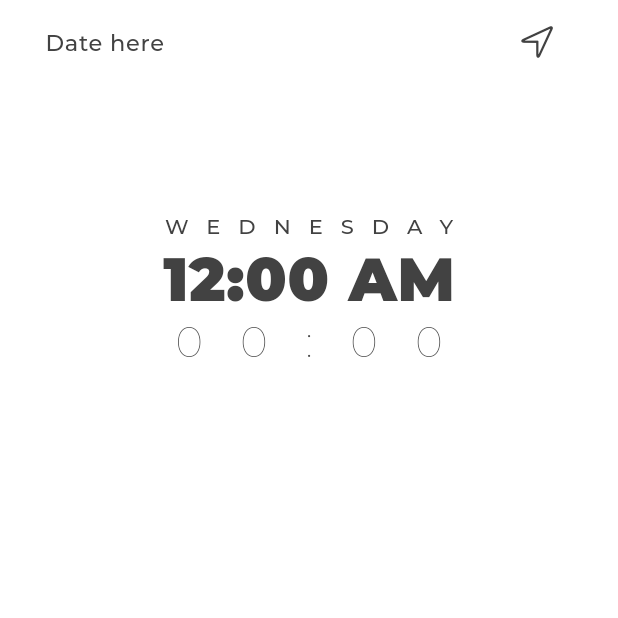
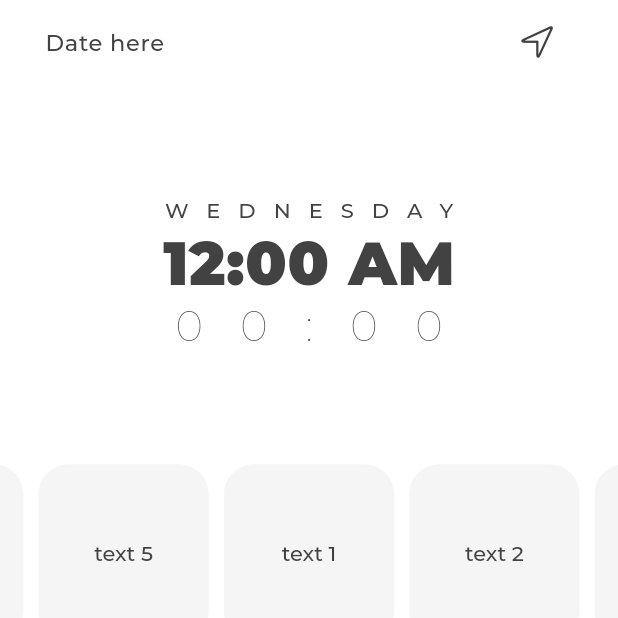
Before and after one commit to hyoaru/world-time, a Flutter app: the screen it shows after launch, on a phone screen of 412 x 824 dp, the top half of it. Run offline on Flutter 3.47's test engine with Material 2 defaults, Android fonts, the phone set to English and light mode, and no system bars; drawn by our look-alikes of carousel_slider; project files that could hold a hidden picture were left out.

Commit message:
added carousel

```diff
--- a/lib/pages/HomeScreen.dart
+++ b/lib/pages/HomeScreen.dart
@@ -3,6 +3,7 @@ import 'package:flutter/material.dart';
 import 'package:flutter/services.dart';
 import 'package:worldtime/res/ColorsUsed.dart';
 import 'package:worldtime/res/TextStyles.dart';
+import 'package:carousel_slider/carousel_slider.dart';
 
 class HomeScreen extends StatelessWidget {
   const HomeScreen({Key? key}) : super(key: key);
@@ -13,7 +14,7 @@ class HomeScreen extends StatelessWidget {
       appBar: AppBar(
         // backgroundColor: ColorsUsed.primary,
         backgroundColor: Colors.white,
-        // brightness: Brightness.light,
+        // brightness: Brightness.dark,
         elevation: 0,
         title: Text(
           'Date here',
@@ -43,7 +44,7 @@ class HomeScreen extends StatelessWidget {
               Container(
                 alignment: Alignment.center,
                 // color: Colors.yellow,
-                height: MediaQuery.of(context).size.height / 3,
+                height: MediaQuery.of(context).size.height / 3.25,
                 width: MediaQuery.of(context).size.width,
                 child: Column(
                   mainAxisAlignment: MainAxisAlignment.center,
@@ -69,6 +70,35 @@ class HomeScreen extends StatelessWidget {
               ),
             ],
           ),
+          CarouselSlider(
+            options: CarouselOptions(
+              height: MediaQuery.of(context).size.height / 7,
+              // aspectRatio: 5.0,
+              viewportFraction: 0.3,
+              // enlargeCenterPage: true,
+            ),
+            items: [1, 2, 3, 4, 5].map((i) {
+              return Builder(
+                builder: (BuildContext context) {
+                  return Container(
+                      width: MediaQuery.of(context).size.width,
+                      margin: EdgeInsets.symmetric(horizontal: 5.0),
+                      decoration: BoxDecoration(
+                        color: ColorsUsed.secondary,
+                        borderRadius: BorderRadius.circular(20),
+                      ),
+                      child: Container(
+                        alignment: Alignment.center,
+                        child: Text(
+                          'text $i',
+                          style: CarouselTextStyle,
+                          textAlign: TextAlign.center,
+                        ),
+                      ));
+                },
+              );
+            }).toList(),
+          )
         ],
       ),
     );
--- a/lib/res/TextStyles.dart
+++ b/lib/res/TextStyles.dart
@@ -43,3 +43,13 @@ const S2TextStyle = TextStyle(
   letterSpacing: 25,
   // color: Colors.black,
 );
+
+const CarouselTextStyle = TextStyle(
+  fontFamily: 'Montserrat',
+  fontWeight: FontWeight.w500,
+  fontSize: BodyTextStyle,
+  color: ColorsUsed.primary,
+  letterSpacing: 0,
+
+  // color: Colors.black,
+);
--- a/pubspec.yaml
+++ b/pubspec.yaml
@@ -26,6 +26,7 @@ dependencies:
   cupertino_icons: ^1.0.3
   http: ^0.13.3
   intl: ^0.17.0
+  carousel_slider: ^4.0.0
 
 dev_dependencies:
   flutter_test:
```
Also changed, not shown: pubspec.lock.
